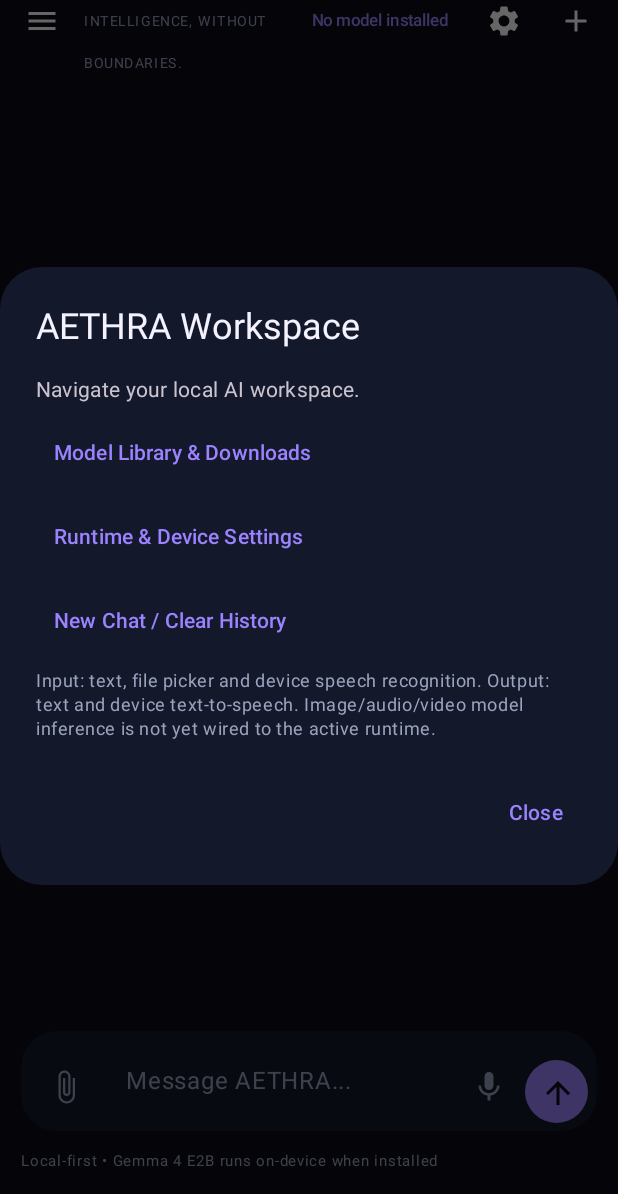
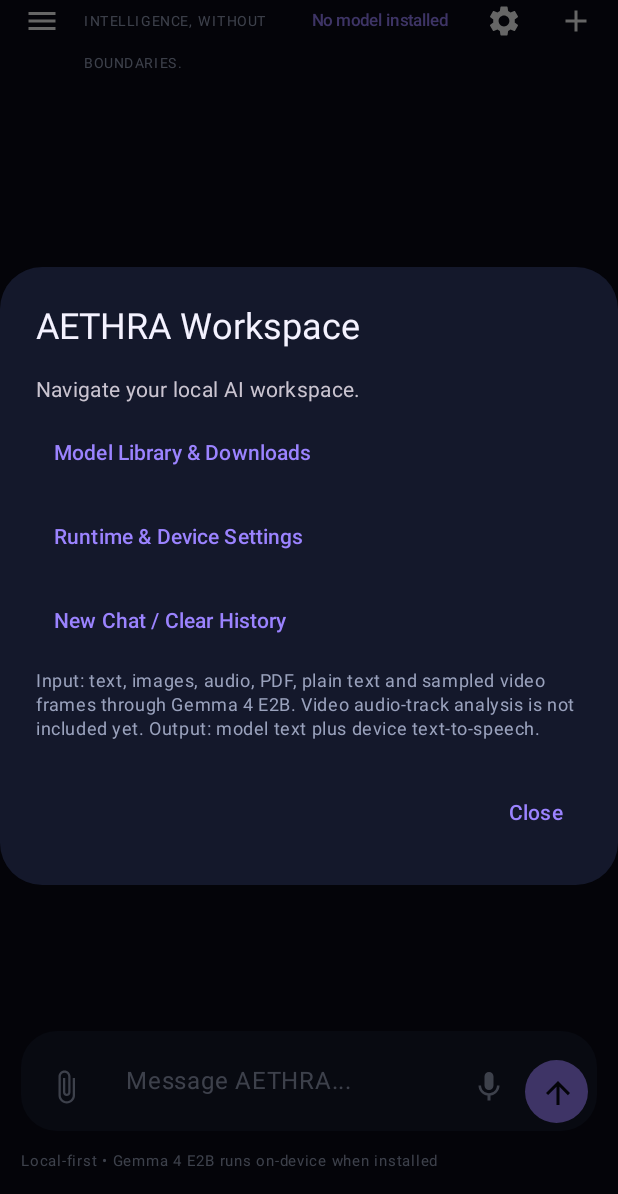
Before and after one commit to mb2638512-a11y/aethra-ai, an Android app built with Jetpack Compose: the screen it shows after launch (MainActivity), after a tap on "Menu", on a phone screen of 412 x 824 dp, the part 42-1236 px from its top. Run offline under Robolectric (Android 15) with nearby library versions, the phone set to English and light mode, and no system bars; pictures from the network do not load; 2 statements that could not run were skipped.

Commit message:
docs: show current multimodal input support in workspace menu

```diff
--- a/app/src/main/java/ai/aethra/mobile/MainActivity.kt
+++ b/app/src/main/java/ai/aethra/mobile/MainActivity.kt
@@ -531,7 +531,7 @@ private fun AethraChatScreen() {
                     TextButton(onClick = { showModelLibrary = true; infoDialog = false }) { Text("Model Library & Downloads") }
                     TextButton(onClick = { showSettings = true; infoDialog = false }) { Text("Runtime & Device Settings") }
                     TextButton(onClick = { messages.clear(); ChatHistoryStore.clear(context); infoDialog = false }) { Text("New Chat / Clear History") }
-                    Text("Input: text, file picker and device speech recognition. Output: text and device text-to-speech. Image/audio/video model inference is not yet wired to the active runtime.", style = MaterialTheme.typography.bodySmall, color = Muted)
+                    Text("Input: text, images, audio, PDF, plain text and sampled video frames through Gemma 4 E2B. Video audio-track analysis is not included yet. Output: model text plus device text-to-speech.", style = MaterialTheme.typography.bodySmall, color = Muted)
                 }
             },
             confirmButton = { TextButton(onClick = { infoDialog = false }) { Text("Close") } },
```
